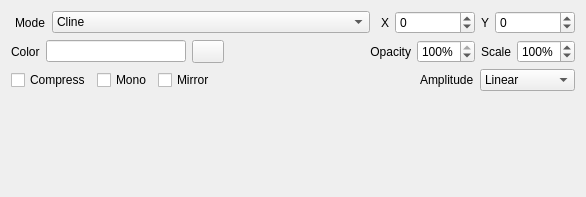
djfun/audio-visualizer-python, file src/avp/components/waveform.ui: the form before one commit.
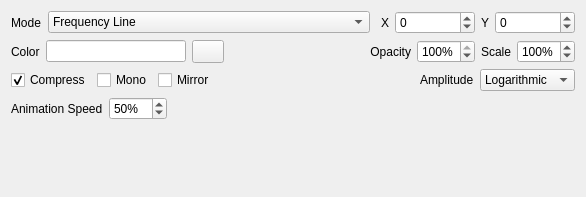
The form after the commit.

```diff
--- a/src/avp/components/waveform.ui
+++ b/src/avp/components/waveform.ui
@@ -27,11 +27,6 @@
   </property>
   <layout class="QVBoxLayout" name="verticalLayout_2">
    <item>
-    <layout class="QVBoxLayout" name="verticalLayout">
-     <property name="leftMargin">
-      <number>4</number>
-     </property>
-     <item>
       <layout class="QHBoxLayout" name="horizontalLayout_8">
        <item>
         <widget class="QLabel" name="label_textColor">
@@ -54,6 +49,16 @@
        </item>
        <item>
         <widget class="QComboBox" name="comboBox_mode">
+       <item>
+        <property name="text">
+         <string>Frequency Line</string>
+        </property>
+       </item>
+       <item>
+        <property name="text">
+         <string>Frequency Bar</string>
+        </property>
+       </item>
          <item>
           <property name="text">
            <string>Cline</string>
@@ -178,8 +183,6 @@
        </item>
       </layout>
      </item>
-    </layout>
-   </item>
    <item>
     <layout class="QHBoxLayout" name="horizontalLayout_9">
      <item>
@@ -301,6 +304,9 @@
        <property name="text">
         <string>Compress</string>
        </property>
+       <property name="checked">
+        <bool>true</bool>
+       </property>
       </widget>
      </item>
      <item>
@@ -339,11 +345,6 @@
      </item>
      <item>
       <widget class="QComboBox" name="comboBox_amplitude">
-       <item>
-        <property name="text">
-         <string>Linear</string>
-        </property>
-       </item>
        <item>
         <property name="text">
          <string>Logarithmic</string>
@@ -363,6 +364,49 @@
      </item>
     </layout>
    </item>
+   <item>
+    <layout class="QHBoxLayout" name="horizontalLayout">
+     <item>
+      <widget class="QLabel" name="label_speed">
+       <property name="text">
+        <string>Animation Speed</string>
+       </property>
+      </widget>
+     </item>
+     <item>
+      <widget class="QSpinBox" name="spinBox_speed">
+       <property name="suffix">
+        <string>%</string>
+       </property>
+       <property name="minimum">
+        <number>10</number>
+       </property>
+       <property name="maximum">
+        <number>100</number>
+       </property>
+       <property name="singleStep">
+        <number>10</number>
+       </property>
+       <property name="value">
+        <number>50</number>
+       </property>
+      </widget>
+     </item>
+     <item>
+      <spacer name="horizontalSpacer_3">
+       <property name="orientation">
+        <enum>Qt::Orientation::Horizontal</enum>
+       </property>
+       <property name="sizeHint" stdset="0">
+        <size>
+         <width>40</width>
+         <height>20</height>
+        </size>
+       </property>
+      </spacer>
+     </item>
+    </layout>
+   </item>
    <item>
     <spacer name="verticalSpacer">
      <property name="orientation">
```
Left out of the diff: 40 changed lines with no effect on the pictures. Lines whose indentation alone changed are shown as unchanged.
